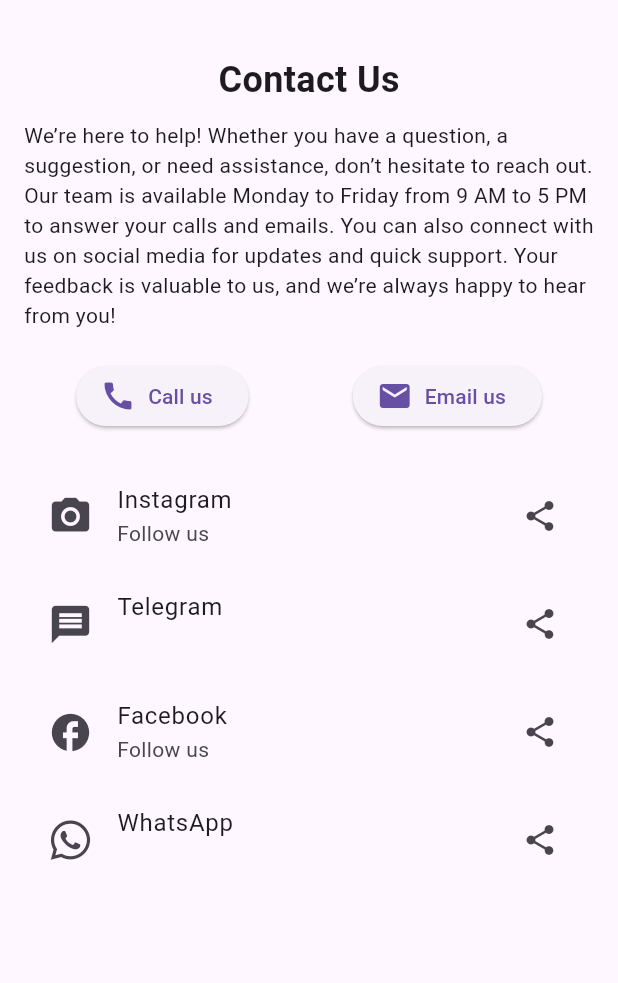
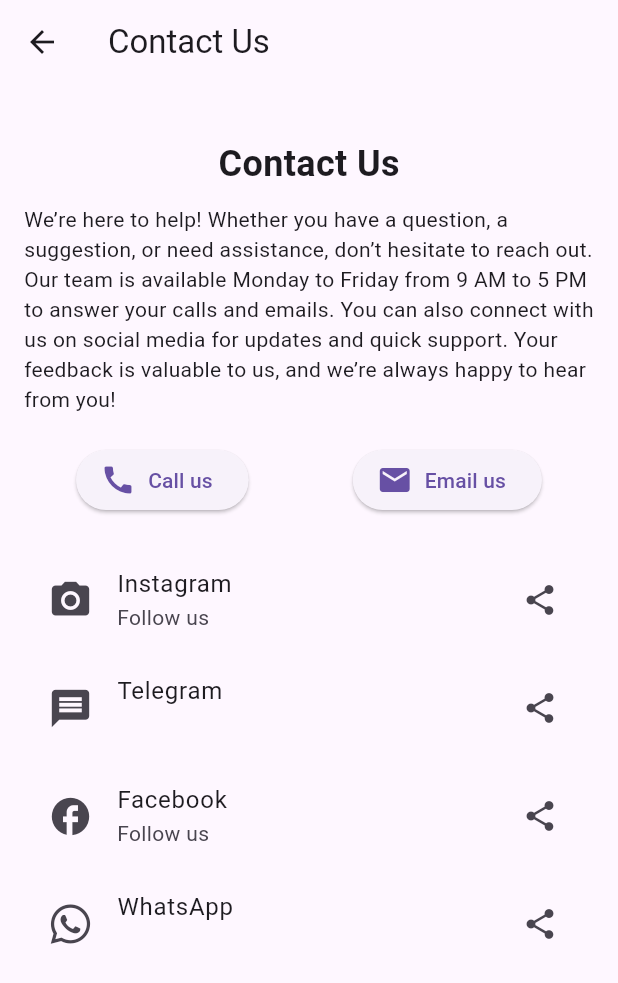
Before and after one commit to LasenSanvidu/bizmart, a Flutter app: the ContactUsPage screen opened by its route, on a phone screen of 412 x 824 dp. Shown: the top 983 px of the screen. Run offline on Flutter 3.47's test engine with Material 3 defaults, Android fonts, the phone set to English and light mode, and no system bars; our stand-ins replace cached_network_image, carousel_slider, cloud_firestore, curved_navigation_bar, dio, firebase_auth and 9 more; missing offline and left inert: flutter_stripe; accounts and stored records are empty.

Commit message:
add back button and do some modifications

```diff
--- a/lib/contact_us.dart
+++ b/lib/contact_us.dart
@@ -1,4 +1,5 @@
 import 'package:flutter/material.dart';
+import 'package:go_router/go_router.dart';
 import 'package:url_launcher/url_launcher.dart';
 import 'package:font_awesome_flutter/font_awesome_flutter.dart';
 
@@ -42,6 +43,15 @@ class ContactUsPage extends StatelessWidget {
   @override
   Widget build(BuildContext context) {
     return Scaffold(
+      appBar: AppBar(
+        leading: IconButton(
+          icon: Icon(Icons.arrow_back),
+          onPressed: () {
+            context.push("/main");
+          },
+        ),
+        title: Text('Contact Us'),
+      ),
       body: Padding(
         padding: EdgeInsets.all(16.0),
         child: Column(
@@ -63,13 +73,13 @@ class ContactUsPage extends StatelessWidget {
               ],
             ),
             SizedBox(height: 20),
-            _buildSocialButton(Icons.camera_alt, "Instagram", "Follow us", _openInstagram),
             _buildSocialButton(
-                Icons.message, "Telegram", "", _openTelegram),
+                Icons.camera_alt, "Instagram", "Follow us", _openInstagram),
+            _buildSocialButton(Icons.message, "Telegram", "", _openTelegram),
             _buildSocialButton(
                 Icons.facebook, "Facebook", "Follow us", _openFacebook),
-            _buildSocialButton(FontAwesomeIcons.whatsapp, "WhatsApp",
-                "", _openWhatsApp),
+            _buildSocialButton(
+                FontAwesomeIcons.whatsapp, "WhatsApp", "", _openWhatsApp),
           ],
         ),
       ),
```
